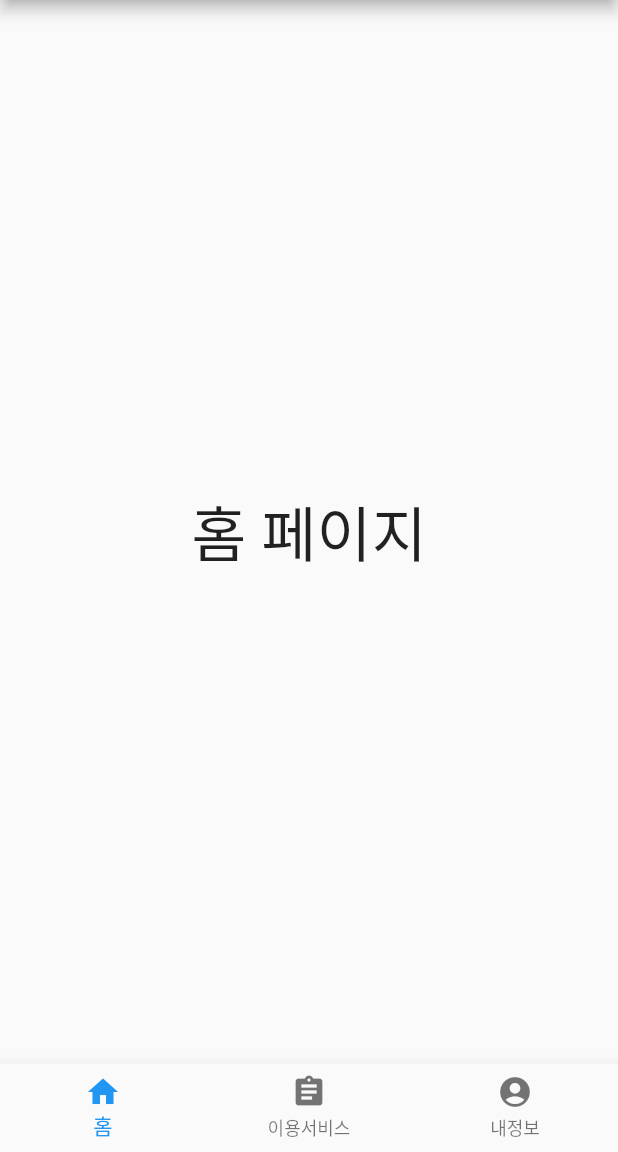
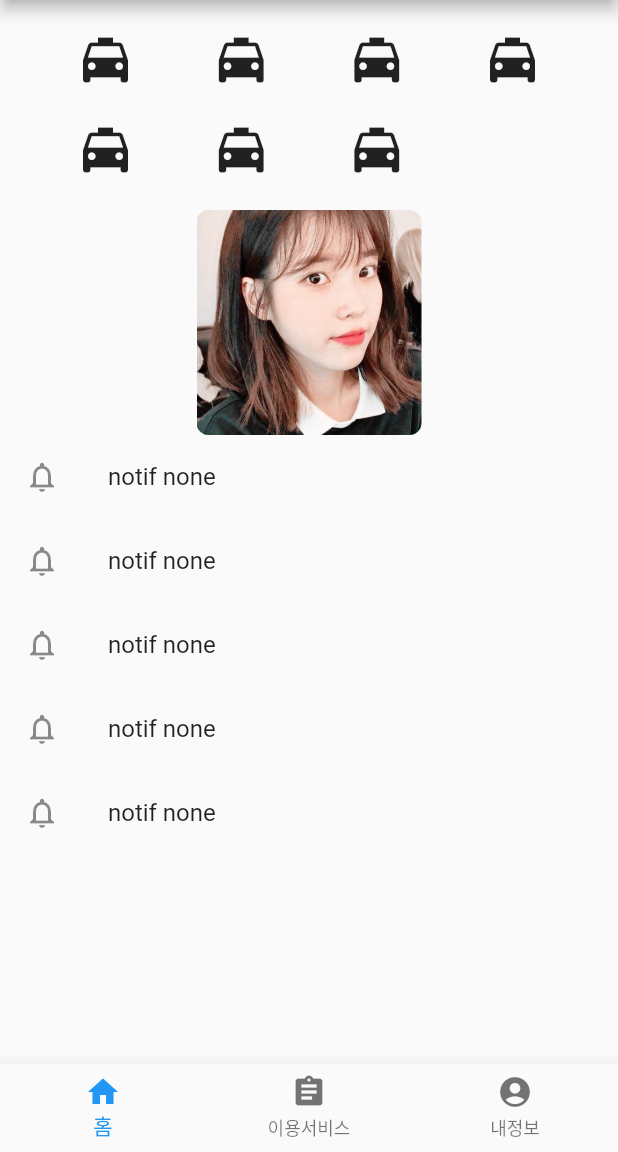
Before and after one commit to sungdoolim/flutdoit, a Flutter app: the MyHomePage screen opened directly, on a phone screen of 412 x 824 dp, the part 84-1236 px from its top. Run offline on Flutter 3.47's test engine with Material 2 defaults, Android fonts, the phone set to English and light mode, and no system bars; drawn by our look-alikes of carousel_slider; our stand-ins replace cloud_firestore, firebase_core; accounts and stored records are empty.

Commit message:
complex ui

```diff
--- a/lib/complex/ComplexUI.dart
+++ b/lib/complex/ComplexUI.dart
@@ -1,64 +1,68 @@
 import 'package:flutter/material.dart';
 
 import 'Page1.dart';
+import 'Page2.dart';
+import 'Page3.dart';
+
 void main() {
   runApp(ComplexUI());
 }
-class ComplexUI extends StatelessWidget{
+
+class ComplexUI extends StatelessWidget {
   @override
   Widget build(BuildContext context) {
     return MaterialApp(
-      title : 'Flut complex',
-      theme:ThemeData(
+      title: 'Flut complex',
+      theme: ThemeData(
         primarySwatch: Colors.lightBlue,
       ),
-      home:MyHomePage(),
-
+      home: MyHomePage(),
     );
   }
 }
 
-class MyHomePage extends StatefulWidget{
-
-
+class MyHomePage extends StatefulWidget {
   @override
   _MyHomePageState createState() {
     return _MyHomePageState();
   }
 }
-class _MyHomePageState extends State<MyHomePage>{
 
-  var _index=0;
-  var _pages=[Page1(),Page2(),Page3()];
+class _MyHomePageState extends State<MyHomePage> {
+  var _index = 0;
+  var _pages = [Page1(), Page2(), Page3()];
 
   @override
   Widget build(BuildContext context) {
     return Scaffold(
-      appBar:AppBar(
+      appBar: AppBar(
         backgroundColor: Colors.white,
-        title:Text("복잡 ui",style:TextStyle(color:Colors.black)),
+        title: Text("복잡 ui", style: TextStyle(color: Colors.black)),
         actions: [
           IconButton(
-            icon:Icon(Icons.add, color:Colors.black),
-            onPressed: (){ },
+            icon: Icon(Icons.add, color: Colors.black),
+            onPressed: () {},
           )
         ],
       ),
-      body:_pages[_index],
+      body: Builder(builder: (context){
+        return _pages[_index];
+    }),
+
+
       bottomNavigationBar: BottomNavigationBar(
-        onTap:(index){
+        onTap: (index) {
           setState(() {
-            _index=index;
+            _index = index;
           });
         },
         currentIndex: _index,
         items: [
-          BottomNavigationBarItem(title:Text("홈"),icon: Icon(Icons.home)),
-
-          BottomNavigationBarItem(title:Text("이용서비스"),icon: Icon(Icons.assignment)),
-
-          BottomNavigationBarItem(title:Text("내정보"),icon: Icon(Icons.account_circle)),
-
+          BottomNavigationBarItem(title: Text("홈"), icon: Icon(Icons.home)),
+          BottomNavigationBarItem(
+              title: Text("이용서비스"), icon: Icon(Icons.assignment)),
+          BottomNavigationBarItem(
+              title: Text("내정보"), icon: Icon(Icons.account_circle)),
         ],
       ),
     );
--- a/lib/complex/Page1.dart
+++ b/lib/complex/Page1.dart
@@ -1,29 +1,193 @@
+
 import 'package:flutter/material.dart';
+import 'package:carousel_slider/carousel_slider.dart';
 
-class Page1 extends StatelessWidget{
-
+class Page1 extends StatelessWidget {
   @override
   Widget build(BuildContext context) {
-    return Center(
-      child: Text("홈 페이지", style:TextStyle(fontSize:40))
+    return ListView(
+      children: [_buildTop(context), _buildMiddle(context), _buildBottom(context)],
     );
   }
-}
-class Page2 extends StatelessWidget{
 
-  @override
-  Widget build(BuildContext context) {
-    return Center(
-        child: Text("이용 서비스", style:TextStyle(fontSize:40))
+  Widget _buildTop(context) {
+    return Padding(
+      padding: const EdgeInsets.only(top: 20, bottom: 20),
+      child: Column(
+        children: [
+          Row(
+            // 이럴꺼면 밑에 칼럼을 왜씀..?
+            mainAxisAlignment: MainAxisAlignment.spaceEvenly, // 고르게 퍼트리자
+            children: [
+              InkWell(
+                onTap: () { makeSnac2("스낵1",context);},
+                child: Column(
+                  children: [
+                    Icon(
+                      Icons.local_taxi,
+                      size: 40,
+                    ),
+                  ],
+                ),
+              ),
+              InkWell(
+                onTap: () {makeSnac2("스낵2",context);},
+                child: Column(
+                  children: [
+                    Icon(
+                      Icons.local_taxi,
+                      size: 40,
+                    ),
+                  ],
+                ),
+              ),
+              Column(
+                children: [
+                  Icon(
+                    Icons.local_taxi,
+                    size: 40,
+                  ),
+                ],
+              ),
+              Column(
+                children: [
+                  Icon(
+                    Icons.local_taxi,
+                    size: 40,
+                  ),
+                ],
+              ),
+            ],
+          ),
+          SizedBox(height: 20),
+          Row(
+            mainAxisAlignment: MainAxisAlignment.spaceEvenly, // 고르게 퍼트리자
+            children: [
+              InkWell(
+                onTap: () {makeSnac2("스낵3",context);},
+                child: Column(
+                  children: [
+                    Icon(
+                      Icons.local_taxi,
+                      size: 40,
+                    ),
+                  ],
+                ),
+              ),
+              InkWell(
+                onTap: () {makeSnac2("스낵4",context);},
+                child: Column(
+                  children: [
+                    Icon(
+                      Icons.local_taxi,
+                      size: 40,
+                    ),
+                  ],
+                ),
+              ),
+              Column(
+                children: [
+                  Icon(
+                    Icons.local_taxi,
+                    size: 40,
+                  ),
+                ],
+              ),
+              Opacity(
+                opacity: 0.0, // 투명 숨기기!
+                child: Column(
+                  children: [
+                    Icon(
+                      Icons.local_taxi,
+                      size: 40,
+                    ),
+                  ],
+                ),
+              ),
+            ],
+          )
+        ],
+      ),
     );
   }
-}
-class Page3 extends StatelessWidget{
 
-  @override
-  Widget build(BuildContext context) {
-    return Center(
-        child: Text("내정보", style:TextStyle(fontSize:40))
+  Widget _buildMiddle(context) {
+    return CarouselSlider(
+
+      options: CarouselOptions(height: 150.0,autoPlay: true),
+      items: ["res/img/iu1.jpg", "res/img/iu2.jpg", "res/img/iu3.jpg"].map((i) {
+        return Builder(
+          builder: (BuildContext context) {
+            return InkWell(
+              onTap: (){
+                makeSnac2(i, context);
+              },
+              child: ClipRRect(
+
+                /*width: MediaQuery.of(context).size.width,
+                  margin: EdgeInsets.symmetric(horizontal: 5.0),
+                  decoration: BoxDecoration(
+                      color: Colors.amber
+                  ),  -- Container일때 */
+                borderRadius: BorderRadius.circular(8.0),
+                child: Image.asset(i,fit: BoxFit.cover,),
+              ),
+            );
+          },
+        );
+      }).toList(),
     );
   }
+
+  Widget _buildBottom(context) {
+    final items=List.generate(5,(i){
+      return ListTile(
+        onTap: (){
+          makeSnac2(i.toString(),context);
+        },
+        leading:Icon(Icons.notifications_none),
+        title:Text("notif none"),
+      );
+
+    });
+
+
+    return ListView(
+    physics: NeverScrollableScrollPhysics(),// 스크롤 중지
+    shrinkWrap: true,// 리스트가 다른 스크롤 미에 있으면 반드시 있어야한다.
+    children: items,
+    );
+
+  }
+
+  SnackBar makeSnac(snacstr){
+    final snac = SnackBar(
+      content: Text(snacstr), //response.body / statusCode
+      action: SnackBarAction(
+        label: "cancel",
+        onPressed: () {
+          print("취소");
+        },
+      ),
+    );
+    return snac;
+  }
+
+
+  void makeSnac2(snacstr,context){
+    final snac = SnackBar(
+      content: Text(snacstr), //response.body / statusCode
+      action: SnackBarAction(
+        label: "cancel",
+        onPressed: () {
+          print("취소");
+        },
+      ),
+    );
+    Scaffold.of(context).showSnackBar(makeSnac(snacstr));
+  }
+
+
+
+
 }
--- /dev/null
+++ b/lib/complex/Page2.dart
@@ -0,0 +1,8 @@
+import 'package:flutter/material.dart';
+class Page2 extends StatelessWidget{
+
+  @override
+  Widget build(BuildContext context) {
+    return Text("pag2");
+  }
+}
--- /dev/null
+++ b/lib/complex/Page3.dart
@@ -0,0 +1,12 @@
+import 'package:flutter/material.dart';
+
+
+class Page3 extends StatelessWidget{
+
+  @override
+  Widget build(BuildContext context) {
+    return Center(
+        child: Text("내정보", style:TextStyle(fontSize:40))
+    );
+  }
+}
```
Also changed, not shown: pubspec.yaml (+4 -3 lines), pubspec.lock, res/img/iu1.jpg (added), res/img/iu2.jpg (added), res/img/iu3.jpg (added), 1 other file.
